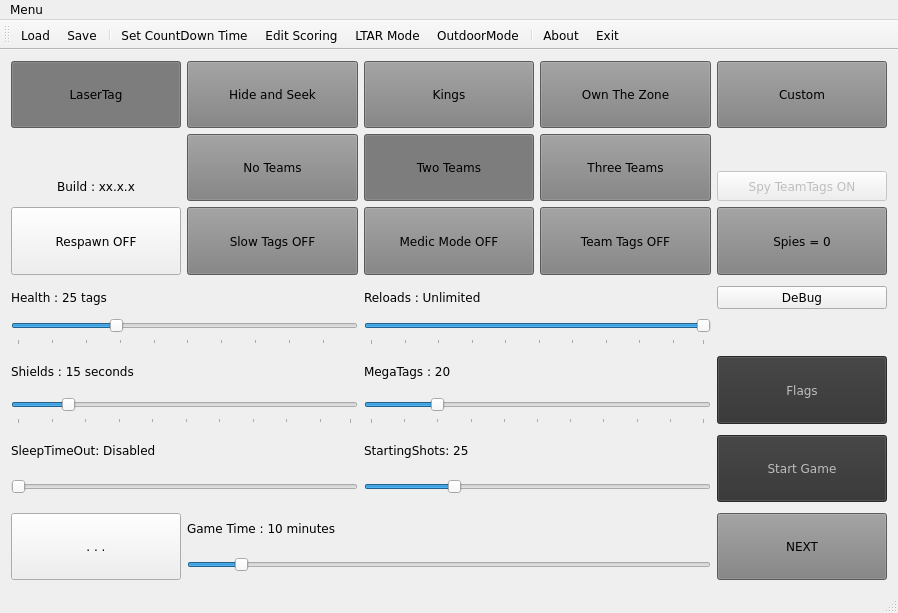
This is LttoMainWindow.ui in rmick/Combobulator as Qt 5 draws it before an edit. The edited form follows.
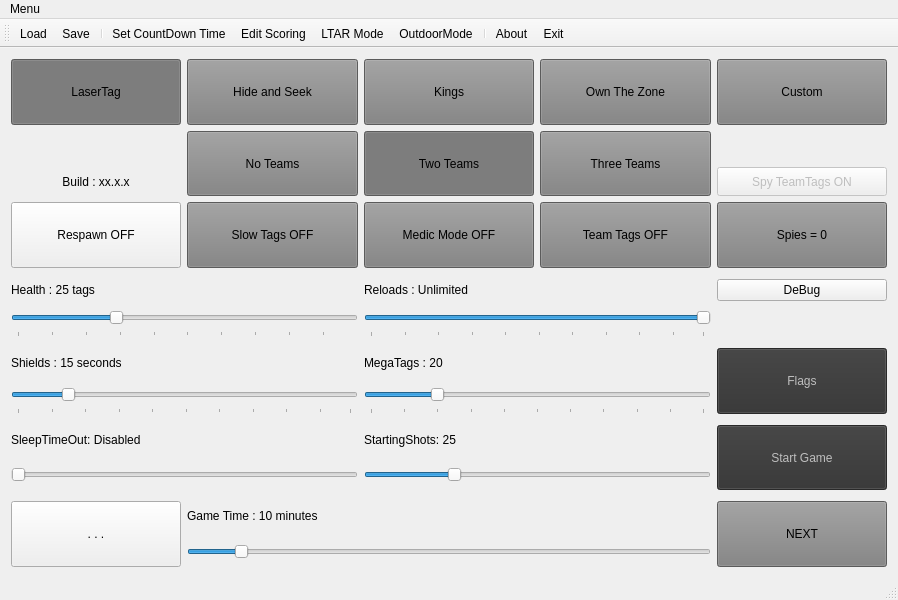
This is the edited form.

Patch:
```diff
--- a/LttoMainWindow.ui
+++ b/LttoMainWindow.ui
@@ -7,7 +7,7 @@
     <x>0</x>
     <y>0</y>
     <width>898</width>
-    <height>613</height>
+    <height>600</height>
    </rect>
   </property>
   <property name="sizePolicy">
@@ -23,9 +23,7 @@
    </size>
   </property>
   <property name="font">
-   <font>
-    <family>Verdana</family>
-   </font>
+   <font/>
   </property>
   <property name="windowTitle">
    <string>LaserTag Combobulator</string>
@@ -147,9 +145,7 @@
        </palette>
       </property>
       <property name="font">
-       <font>
-        <family>Verdana</family>
-       </font>
+       <font/>
       </property>
       <property name="text">
        <string>Medic Mode OFF</string>
@@ -265,9 +261,7 @@
        </palette>
       </property>
       <property name="font">
-       <font>
-        <family>Verdana</family>
-       </font>
+       <font/>
       </property>
       <property name="autoFillBackground">
        <bool>false</bool>
@@ -606,9 +600,7 @@
        </palette>
       </property>
       <property name="font">
-       <font>
-        <family>Verdana</family>
-       </font>
+       <font/>
       </property>
       <property name="autoFillBackground">
        <bool>false</bool>
@@ -673,9 +665,7 @@
        </size>
       </property>
       <property name="font">
-       <font>
-        <family>Verdana</family>
-       </font>
+       <font/>
       </property>
       <property name="text">
        <string>Spy TeamTags ON</string>
@@ -794,9 +784,7 @@
        </palette>
       </property>
       <property name="font">
-       <font>
-        <family>Verdana</family>
-       </font>
+       <font/>
       </property>
       <property name="text">
        <string>NEXT</string>
@@ -812,9 +800,7 @@
        <bool>true</bool>
       </property>
       <property name="font">
-       <font>
-        <family>Verdana</family>
-       </font>
+       <font/>
       </property>
       <property name="text">
        <string>DeBug</string>
@@ -964,9 +950,7 @@
        </palette>
       </property>
       <property name="font">
-       <font>
-        <family>Verdana</family>
-       </font>
+       <font/>
       </property>
       <property name="text">
        <string>Flags</string>
@@ -1079,9 +1063,7 @@
        </palette>
       </property>
       <property name="font">
-       <font>
-        <family>Verdana</family>
-       </font>
+       <font/>
       </property>
       <property name="text">
        <string>Slow Tags OFF</string>
@@ -1200,9 +1182,7 @@
        </palette>
       </property>
       <property name="font">
-       <font>
-        <family>Verdana</family>
-       </font>
+       <font/>
       </property>
       <property name="autoFillBackground">
        <bool>false</bool>
@@ -1340,9 +1320,7 @@
        </palette>
       </property>
       <property name="font">
-       <font>
-        <family>Verdana</family>
-       </font>
+       <font/>
       </property>
       <property name="text">
        <string>Two Teams</string>
@@ -1505,9 +1483,7 @@
        </palette>
       </property>
       <property name="font">
-       <font>
-        <family>Verdana</family>
-       </font>
+       <font/>
       </property>
       <property name="text">
        <string>Team Tags OFF</string>
@@ -1576,9 +1552,7 @@
        </sizepolicy>
       </property>
       <property name="font">
-       <font>
-        <family>Verdana</family>
-       </font>
+       <font/>
       </property>
       <property name="text">
        <string>Respawn OFF</string>
@@ -1694,9 +1668,7 @@
        </palette>
       </property>
       <property name="font">
-       <font>
-        <family>Verdana</family>
-       </font>
+       <font/>
       </property>
       <property name="autoFillBackground">
        <bool>false</bool>
@@ -1818,9 +1790,7 @@
        </palette>
       </property>
       <property name="font">
-       <font>
-        <family>Verdana</family>
-       </font>
+       <font/>
       </property>
       <property name="text">
        <string>Spies = 0</string>
@@ -1939,9 +1909,7 @@
        </palette>
       </property>
       <property name="font">
-       <font>
-        <family>Verdana</family>
-       </font>
+       <font/>
       </property>
       <property name="text">
        <string>Three Teams</string>
@@ -2082,9 +2050,7 @@
        </palette>
       </property>
       <property name="font">
-       <font>
-        <family>Verdana</family>
-       </font>
+       <font/>
       </property>
       <property name="text">
        <string>No Teams</string>
@@ -2203,9 +2169,7 @@
        </palette>
       </property>
       <property name="font">
-       <font>
-        <family>Verdana</family>
-       </font>
+       <font/>
       </property>
       <property name="text">
        <string>Start Game</string>
@@ -2374,9 +2338,7 @@
        </palette>
       </property>
       <property name="font">
-       <font>
-        <family>Verdana</family>
-       </font>
+       <font/>
       </property>
       <property name="text">
        <string>Custom</string>
@@ -2470,7 +2432,7 @@
      <x>0</x>
      <y>0</y>
      <width>898</width>
-     <height>22</height>
+     <height>21</height>
     </rect>
    </property>
    <widget class="QMenu" name="menuFile">
```
Left out of the diff: 6 changed lines with no effect on the pictures.
